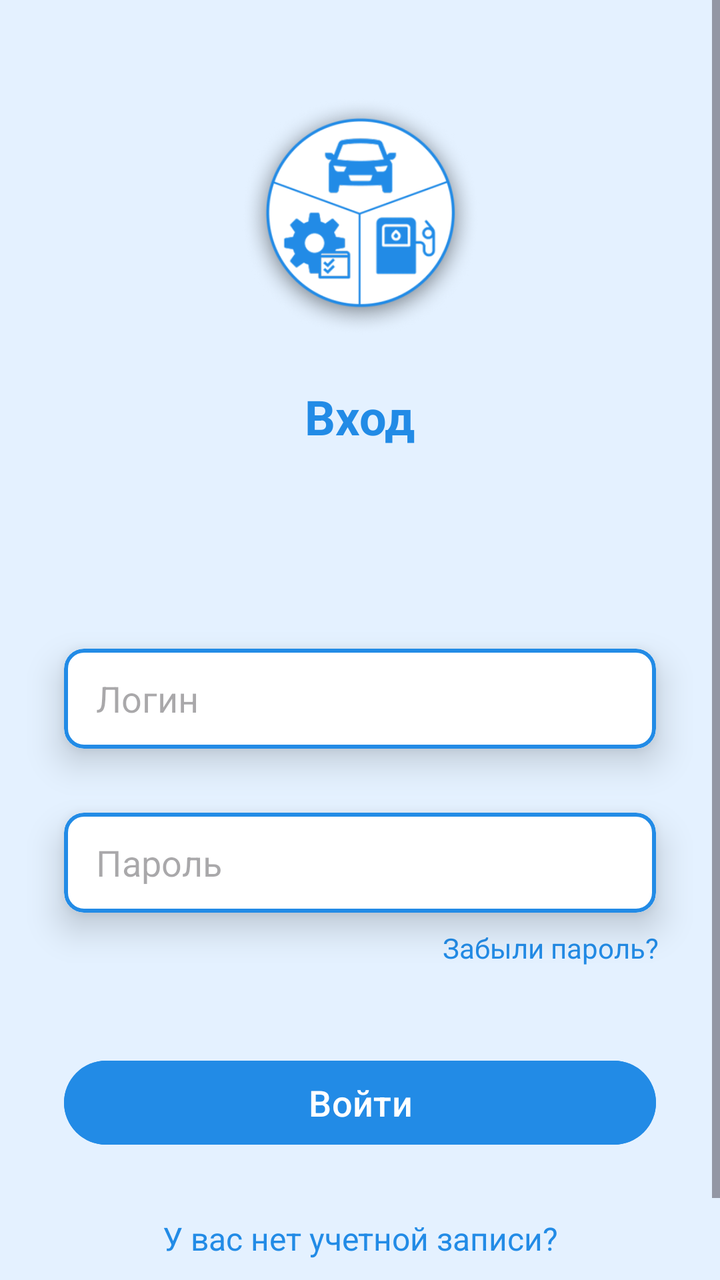
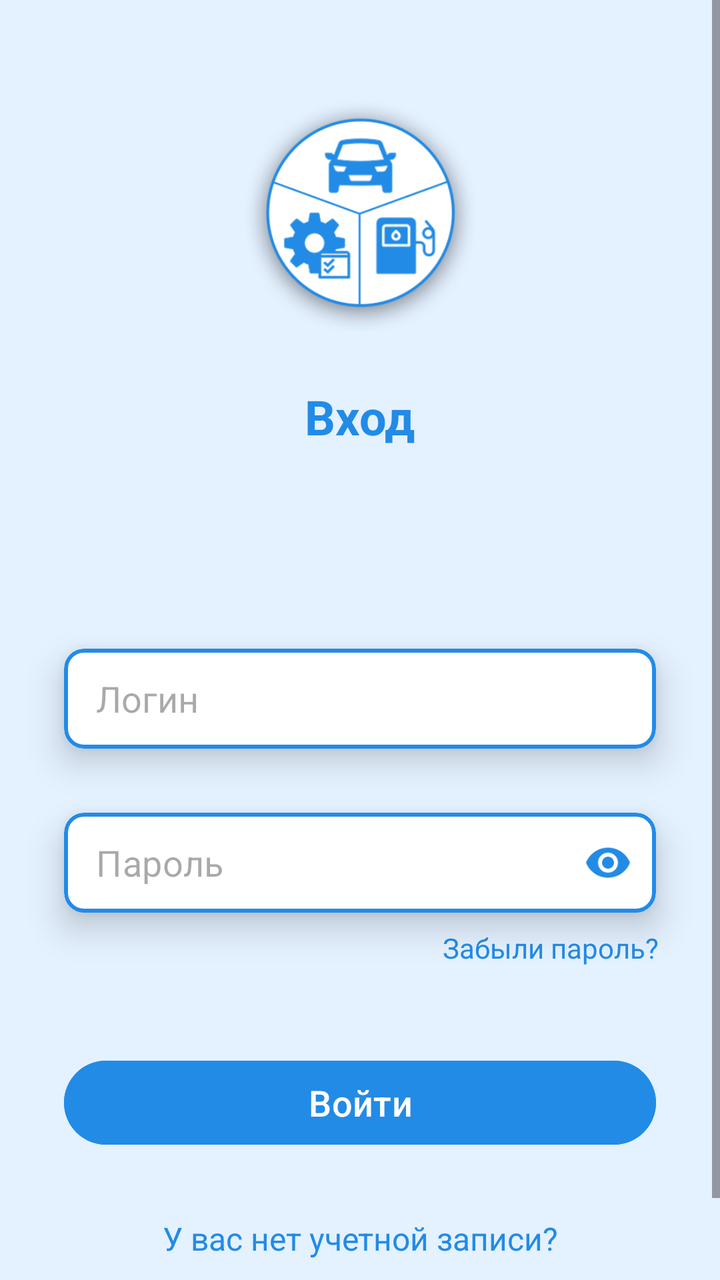

Screens rendered from an Android XML layout before and after an edit, with the pre-edit source and the edit as a unified diff.
<!-- AndroidManifest.xml: application theme Theme.MyCar -->
<!-- res/layout/activity_main_login.xml -->
<?xml version="1.0" encoding="utf-8"?>
<ScrollView xmlns:android="http://schemas.android.com/apk/res/android"
    xmlns:app="http://schemas.android.com/apk/res-auto"
    xmlns:tools="http://schemas.android.com/tools"
    android:layout_width="match_parent"
    android:layout_height="match_parent"
    android:background="#E4F1FF"
    android:fillViewport="true"
    tools:context=".MainActivityLogin">

    <androidx.constraintlayout.widget.ConstraintLayout
        android:id="@+id/main"
        android:layout_width="match_parent"
        android:layout_height="wrap_content"
        android:minHeight="@dimen/screen_min_height"
        android:paddingBottom="24dp">

        <ImageView
            android:id="@+id/imageView6"
            android:layout_width="120dp"
            android:layout_height="120dp"
            android:layout_marginTop="48dp"
            app:layout_constraintEnd_toEndOf="parent"
            app:layout_constraintStart_toStartOf="parent"
            app:layout_constraintTop_toTopOf="parent"
            app:srcCompat="@mipmap/logo_foreground" />

        <TextView
            android:id="@+id/textView8"
            android:layout_width="wrap_content"
            android:layout_height="wrap_content"
            android:layout_marginTop="24dp"
            android:text="Вход"
            android:textColor="#228BE6"
            android:textSize="24sp"
            android:textStyle="bold"
            app:layout_constraintEnd_toEndOf="parent"
            app:layout_constraintStart_toStartOf="parent"
            app:layout_constraintTop_toBottomOf="@+id/imageView6" />

        <com.google.android.material.card.MaterialCardView
            android:id="@+id/carCardView"
            android:layout_width="0dp"
            android:layout_height="wrap_content"
            android:layout_marginStart="32dp"
            android:layout_marginTop="100dp"
            android:layout_marginEnd="32dp"
            app:cardBackgroundColor="@android:color/white"
            app:cardCornerRadius="10dp"
            app:cardElevation="10dp"
            app:layout_constraintEnd_toEndOf="parent"
            app:layout_constraintStart_toStartOf="parent"
            app:layout_constraintTop_toBottomOf="@+id/textView8"
            app:strokeColor="#228BE6"
            app:strokeWidth="2dp">

            <EditText
                android:id="@+id/editTextText"
                android:layout_width="match_parent"
                android:layout_height="50dp"
                android:background="#FFFFFF"
                android:hint="Логин"
                android:inputType="text"
                android:paddingStart="16dp"
                android:paddingEnd="16dp"
                android:textSize="18sp" />

        </com.google.android.material.card.MaterialCardView>

        <com.google.android.material.card.MaterialCardView
            android:id="@+id/carCardView2"
            android:layout_width="0dp"
            android:layout_height="wrap_content"
            android:layout_marginStart="32dp"
            android:layout_marginTop="32dp"
            android:layout_marginEnd="32dp"
            app:cardBackgroundColor="@android:color/white"
            app:cardCornerRadius="10dp"
            app:cardElevation="10dp"
            app:layout_constraintEnd_toEndOf="parent"
            app:layout_constraintStart_toStartOf="parent"
            app:layout_constraintTop_toBottomOf="@+id/carCardView"
            app:strokeColor="#228BE6"
            app:strokeWidth="2dp">

            <EditText
                android:id="@+id/editTextTextPassword"
                android:layout_width="match_parent"
                android:layout_height="50dp"
                android:background="#FFFFFF"
                android:hint="Пароль"
                android:inputType="textPassword"
                android:paddingStart="16dp"
                android:paddingEnd="16dp"
                android:textSize="18sp" />

        </com.google.android.material.card.MaterialCardView>

        <Button
            android:id="@+id/button"
            android:layout_width="0dp"
            android:layout_height="50dp"
            android:layout_marginStart="32dp"
            android:layout_marginTop="70dp"
            android:layout_marginEnd="32dp"
            android:backgroundTint="#228BE6"
            android:text="Войти"
            android:textSize="18sp"
            app:layout_constraintEnd_toEndOf="parent"
            app:layout_constraintStart_toStartOf="parent"
            app:layout_constraintTop_toBottomOf="@+id/carCardView2" />

        <TextView
            android:id="@+id/tvForgotPassword"
            android:layout_width="wrap_content"
            android:layout_height="wrap_content"
            android:layout_marginTop="8dp"
            android:clickable="true"
            android:focusable="true"
            android:text="Забыли пароль?"
            android:textAlignment="center"
            android:textColor="#228BE6"
            android:textSize="14sp"
            app:layout_constraintEnd_toEndOf="parent"
            app:layout_constraintHorizontal_bias="0.877"
            app:layout_constraintStart_toStartOf="parent"
            app:layout_constraintTop_toBottomOf="@+id/carCardView2" />

        <TextView
            android:id="@+id/textView11"
            android:layout_width="wrap_content"
            android:layout_height="wrap_content"
            android:layout_marginTop="32dp"
            android:text="У вас нет учетной записи?"
            android:textAlignment="center"
            android:textColor="#228BE6"
            android:textSize="16sp"
            app:layout_constraintEnd_toEndOf="parent"
            app:layout_constraintStart_toStartOf="parent"
            app:layout_constraintTop_toBottomOf="@+id/button" />

        <TextView
            android:id="@+id/textView12"
            android:layout_width="wrap_content"
            android:layout_height="wrap_content"
            android:layout_marginTop="8dp"
            android:clickable="true"
            android:focusable="true"
            android:text="Зарегистрироваться"
            android:textAlignment="center"
            android:textColor="#228BE6"
            android:textSize="16sp"
            android:textStyle="bold"
            app:layout_constraintEnd_toEndOf="parent"
            app:layout_constraintStart_toStartOf="parent"
            app:layout_constraintTop_toBottomOf="@+id/textView11" />

        <FrameLayout
            android:id="@+id/progressOverlay"
            android:layout_width="match_parent"
            android:layout_height="match_parent"
            android:background="#40E4F1FF"
            android:elevation="10dp"
            android:visibility="gone">
            <ProgressBar
                android:layout_width="64dp"
                android:layout_height="64dp"
                android:layout_gravity="center"
                android:indeterminateTint="#228BE6" />
        </FrameLayout>

    </androidx.constraintlayout.widget.ConstraintLayout>
</ScrollView>
<!-- resources referenced by this layout -->
<resources>
  <dimen name="screen_min_height">600dp</dimen>
  <!-- mipmap logo_foreground: webp bitmap (mipmap-hdpi, 12810 bytes) -->
  <style name="Theme.MyCar" parent="Base.Theme.MyCar" />
  <style name="Base.Theme.MyCar" parent="Theme.Material3.DayNight.NoActionBar">
          <item name="colorPrimary">@color/my_home_bar_color</item>
          <item name="colorSecondary">@color/my_home_bar_color</item>
          <item name="android:statusBarColor">@color/my_status_bar_color</item>
          <item name="android:navigationBarColor">@color/my_status_bar_color</item>
          <item name="android:windowAnimationStyle">@style/ActivityAnimation</item>
      </style>
  <color name="my_home_bar_color">#228BE6</color>
  <color name="my_status_bar_color">#E4F1FF</color>
  <style name="ActivityAnimation" parent="@android:style/Animation.Activity">
          <item name="android:activityOpenEnterAnimation">@anim/slide_in_right</item>
          <item name="android:activityOpenExitAnimation">@anim/slide_out_left</item>
          <item name="android:activityCloseEnterAnimation">@anim/slide_in_left</item>
          <item name="android:activityCloseExitAnimation">@anim/slide_out_right</item>
      </style>
</resources>

<!-- the commit's change to res/layout/activity_main_login.xml (unified diff, before → after) -->
@@ -83,16 +83,31 @@
             app:strokeColor="#228BE6"
             app:strokeWidth="2dp">
 
-            <EditText
-                android:id="@+id/editTextTextPassword"
+            <com.google.android.material.textfield.TextInputLayout
                 android:layout_width="match_parent"
                 android:layout_height="50dp"
-                android:background="#FFFFFF"
-                android:hint="Пароль"
-                android:inputType="textPassword"
-                android:paddingStart="16dp"
-                android:paddingEnd="16dp"
-                android:textSize="18sp" />
+                app:passwordToggleEnabled="true"
+                app:passwordToggleTint="#228BE6"
+                style="@style/Widget.MaterialComponents.TextInputLayout.FilledBox"
+                app:boxBackgroundColor="@android:color/white"
+                app:boxStrokeColor="@android:color/transparent"
+                app:hintEnabled="false">
+
+                <com.google.android.material.textfield.TextInputEditText
+                    android:id="@+id/editTextTextPassword"
+                    android:layout_width="match_parent"
+                    android:layout_height="50dp"
+                    android:background="@android:color/white"
+                    android:hint="Пароль"
+                    android:inputType="textPassword"
+                    android:paddingStart="16dp"
+                    android:paddingEnd="48dp"
+                    android:paddingTop="0dp"
+                    android:paddingBottom="0dp"
+                    android:gravity="center_vertical"
+                    android:textSize="18sp" />
+
+            </com.google.android.material.textfield.TextInputLayout>
 
         </com.google.android.material.card.MaterialCardView>
 
